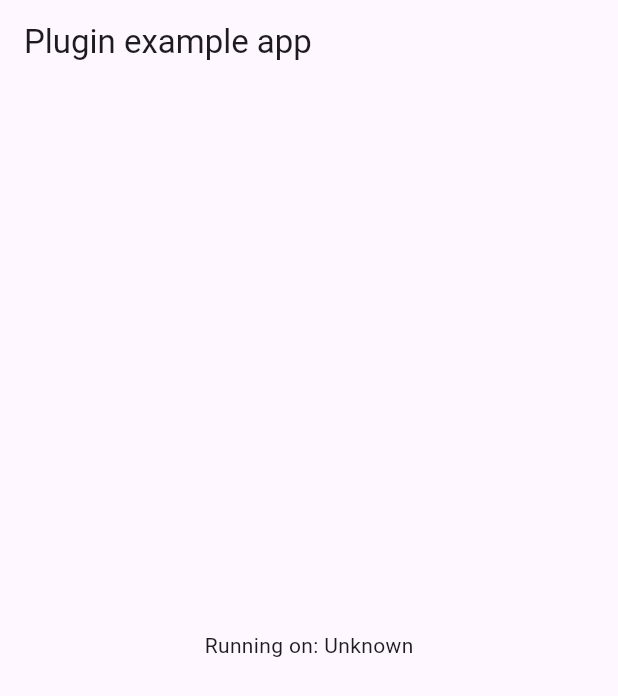
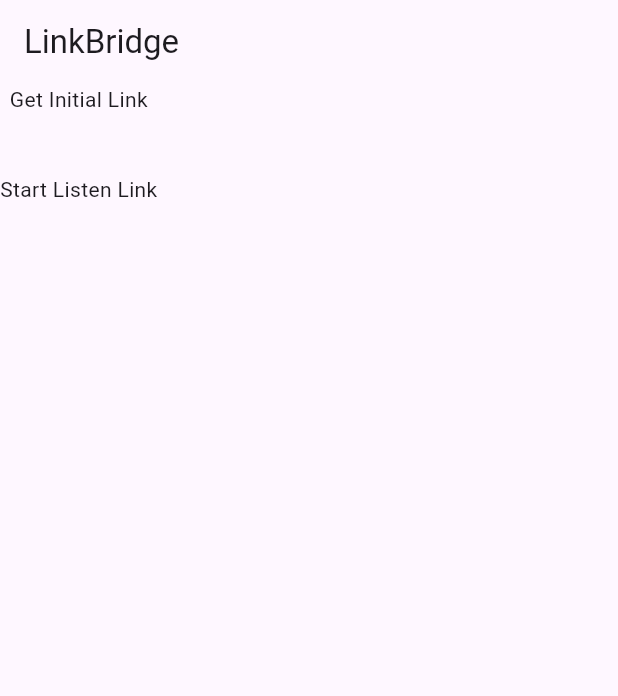
Before and after one commit to MaMegamind/LinkBridgeForked, a Flutter app: the screen it shows after launch, on a phone screen of 412 x 824 dp. Shown: the top 696 px of the screen. Run offline on Flutter 3.47's test engine with Material 3 defaults, Android fonts, the phone set to English and light mode, and no system bars.

Commit message:
Prepare version 0.0.3 for republish

```diff
--- a/example/lib/main.dart
+++ b/example/lib/main.dart
@@ -1,7 +1,4 @@
 import 'package:flutter/material.dart';
-import 'dart:async';
-
-import 'package:flutter/services.dart';
 import 'package:link_bridge/link_bridge.dart';
 
 void main() {
@@ -16,35 +13,10 @@ class MyApp extends StatefulWidget {
 }
 
 class _MyAppState extends State<MyApp> {
-  String _platformVersion = 'Unknown';
-  //final _linkBridgePlugin = LinkBridge();
 
   @override
   void initState() {
     super.initState();
-    initPlatformState();
-  }
-
-  // Platform messages are asynchronous, so we initialize in an async method.
-  Future<void> initPlatformState() async {
-    String platformVersion;
-    // Platform messages may fail, so we use a try/catch PlatformException.
-    // We also handle the message potentially returning null.
-    try {
-      // platformVersion =
-      //     await _linkBridgePlugin.getPlatformVersion() ?? 'Unknown platform version';
-    } on PlatformException {
-      platformVersion = 'Failed to get platform version.';
-    }
-
-    // If the widget was removed from the tree while the asynchronous platform
-    // message was in flight, we want to discard the reply rather than calling
-    // setState to update our non-existent appearance.
-    if (!mounted) return;
-
-    setState(() {
-      //_platformVersion = platformVersion;
-    });
   }
 
   @override
@@ -52,10 +24,37 @@ class _MyAppState extends State<MyApp> {
     return MaterialApp(
       home: Scaffold(
         appBar: AppBar(
-          title: const Text('Plugin example app'),
+          title: const Text('LinkBridge'),
         ),
-        body: Center(
-          child: Text('Running on: $_platformVersion\n'),
+        body: Column(
+          mainAxisAlignment: MainAxisAlignment.center,
+          crossAxisAlignment: CrossAxisAlignment.center,
+          mainAxisSize: MainAxisSize.min,
+          children: [
+            InkWell(
+              onTap: () {
+                LinkBridge().init().then((link) {
+                  debugPrint(link.toString());
+                });
+              },
+              child: Text(
+                'Get Initial Link',
+              ),
+            ),
+            SizedBox(
+              height: 40,
+            ),
+            InkWell(
+              onTap: () {
+                LinkBridge().listen((link) {
+                  debugPrint(link.toString());
+                });
+              },
+              child: Text(
+                'Start Listen Link',
+              ),
+            ),
+          ],
         ),
       ),
     );
--- a/lib/link_bridge.dart
+++ b/lib/link_bridge.dart
@@ -1,14 +1,15 @@
 import 'package:link_bridge/link_decoding.dart';
 import 'package:flutter/services.dart';
 
-class DeepLink {
+class LinkBridge {
   static final String domainName = "https://apiv2.vooomapp.com";
 
   final MethodChannel _channel = const MethodChannel('deeplink_channel');
 
   Future<Uri?> init() async {
     try {
-      String? initialLink = await _channel.invokeMethod<String>('onInitialLink');
+      String? initialLink =
+          await _channel.invokeMethod<String>('onInitialLink');
       initialLink ??= await getInstallLink();
 
       if (initialLink != null) {
@@ -46,7 +47,8 @@ class DeepLink {
     String encodedParameters =
         link.replaceAll("$domainName/link/", "").split("/")[1];
 
-    Map<String, dynamic> decodedParameters = await LinkDecoding().getInfo(encodedParameters);
+    Map<String, dynamic> decodedParameters =
+        await LinkDecoding().getInfo(encodedParameters);
 
     decodedLink =
         "$domainName/link/$appName?${Uri(queryParameters: decodedParameters).query}";
--- a/lib/link_decoding.dart
+++ b/lib/link_decoding.dart
@@ -4,12 +4,11 @@ import 'package:http/http.dart' as http;
 import 'link_bridge.dart';
 
 class LinkDecoding {
-
   Future<Map<String, dynamic>> getInfo(String linkId) async {
     Map<String, dynamic> info = {};
 
     final response = await http.get(
-      Uri.parse("${DeepLink.domainName}/link_info/$linkId"),
+      Uri.parse("${LinkBridge.domainName}/link_info/$linkId"),
     );
 
     info = jsonDecode(response.body)['info'];
--- a/pubspec.yaml
+++ b/pubspec.yaml
@@ -1,6 +1,6 @@
 name: link_bridge
 description: "Deep Link Flutter Plugin For Android, iOS."
-version: 0.0.1
+version: 0.0.3
 repository: https://github.com/YoussefShehab/LinkBridge
 issue_tracker: https://github.com/YoussefShehab/LinkBridge/issues
 
@@ -12,7 +12,7 @@ environment:
 dependencies:
   flutter:
     sdk: flutter
-  plugin_platform_interface: ^2.0.2
+  plugin_platform_interface: ^2.1.8
   http: ^1.3.0
 
 dev_dependencies:
```
Also changed, not shown: lib/deep_link_method_channel.dart (deleted, +0 -17 lines), lib/deep_link_platform_interface.dart (deleted, +0 -29 lines), example/pubspec.lock, 5 other files.
